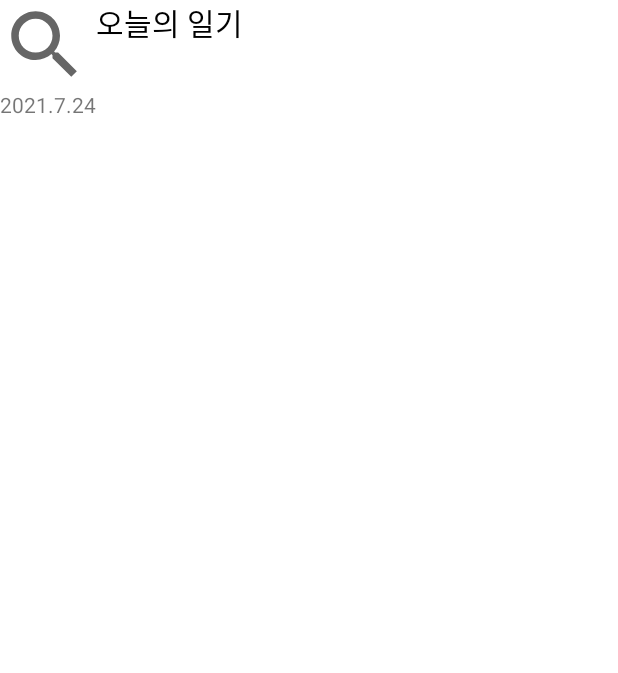
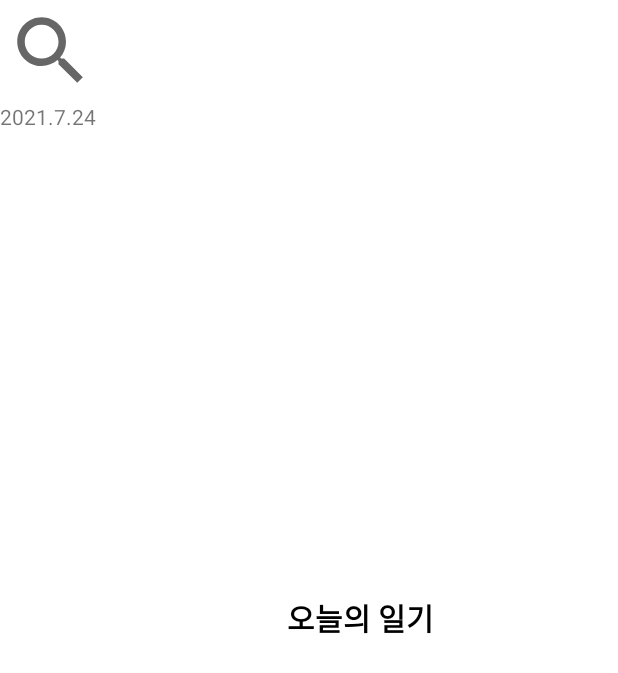
Before and after one commit to hyehh/DailyOne-Android, an Android app: the layout cell_search_list.xml on its own in the app's theme, with its tools: preview values and no code run, on a phone screen of 412 x 824 dp. Shown: the top 673 px of the screen. Run offline under Robolectric (Android 15) with nearby library versions, the phone set to English and light mode, and no system bars.

Commit message:
Apply ui in Search List Cell

```diff
--- a/app/src/main/res/layout/cell_search_list.xml
+++ b/app/src/main/res/layout/cell_search_list.xml
@@ -11,6 +11,7 @@
         >
 
         <ImageView
+            android:layout_margin="4dp"
             android:id="@+id/searched_emoji"
             android:layout_width="60dp"
             android:layout_height="60dp"
@@ -21,17 +22,18 @@
             android:layout_width="wrap_content"
             android:layout_height="wrap_content"
             android:text="2021.7.24"
-            >
-        </TextView>
+            ></TextView>
 
     </LinearLayout>
 
     <TextView
+        android:layout_margin="8dp"
+        android:gravity="center"
         android:id="@+id/searched_content"
         android:layout_width="match_parent"
-        android:layout_height="60dp"
+        android:layout_height="match_parent"
         android:textColor="@color/black"
-
+        android:textStyle="bold"
         android:text="오늘의 일기"
         android:textSize="20dp"
 
--- a/app/src/main/res/layout/fragment_search.xml
+++ b/app/src/main/res/layout/fragment_search.xml
@@ -6,6 +6,7 @@
     >
 
     <LinearLayout
+        android:layout_margin="20dp"
         android:layout_width="match_parent"
         android:layout_height="0dp"
         android:layout_weight="0.2"
@@ -14,6 +15,7 @@
         >
 
         <ToggleButton
+            android:layout_margin="4dp"
             android:id="@+id/search_joy_button"
             android:layout_width="0dp"
             android:layout_height="wrap_content"
@@ -25,6 +27,7 @@
         </ToggleButton>
 
         <ToggleButton
+            android:layout_margin="4dp"
             android:id="@+id/search_sad_button"
             android:layout_width="0dp"
             android:layout_height="wrap_content"
@@ -36,6 +39,7 @@
         </ToggleButton>
 
         <ToggleButton
+            android:layout_margin="4dp"
             android:id="@+id/search_angry_button"
             android:layout_width="0dp"
             android:layout_height="wrap_content"
@@ -47,6 +51,7 @@
         </ToggleButton>
 
         <ToggleButton
+            android:layout_margin="4dp"
             android:id="@+id/search_soso_button"
             android:layout_width="0dp"
             android:layout_height="wrap_content"
@@ -60,6 +65,7 @@
     </LinearLayout>
 
     <ListView
+        android:layout_marginHorizontal="20dp"
         android:id="@+id/searched_list"
         android:layout_width="match_parent"
         android:layout_height="0dp"
```
Also changed, not shown: app/src/main/java/com/aosproject/dailyone/adapter/SeachAdapter.java (+8 -6 lines), app/src/main/java/com/aosproject/dailyone/fragment/SearchFragment.java (+12 -8 lines).
